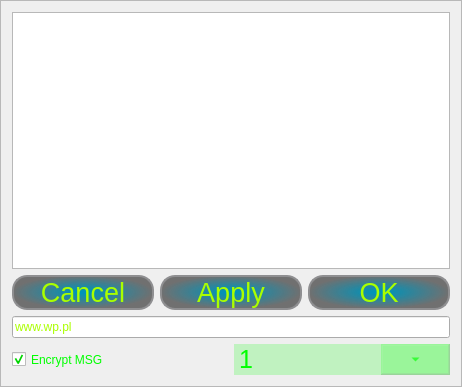
This is iDom_Client/frameoptions.ui in cyniu88/QT_kurs as Qt 5 draws it before an edit. The edited form follows.
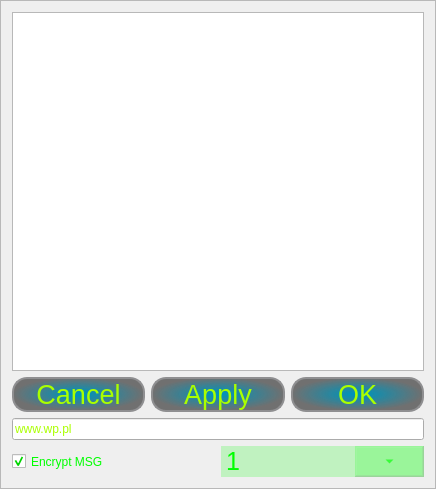
This is the edited form. Icons and pictures are not drawn.

```diff
--- a/iDom_Client/frameoptions.ui
+++ b/iDom_Client/frameoptions.ui
@@ -6,8 +6,8 @@
    <rect>
     <x>0</x>
     <y>0</y>
-    <width>462</width>
-    <height>387</height>
+    <width>436</width>
+    <height>489</height>
    </rect>
   </property>
   <property name="windowTitle">
```
